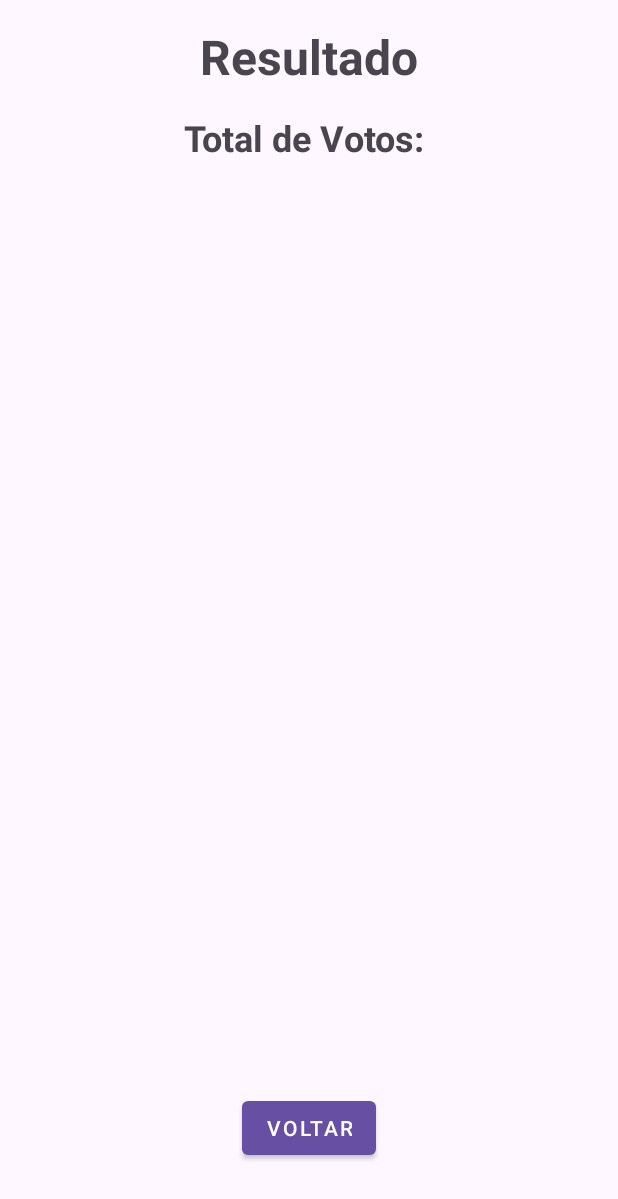
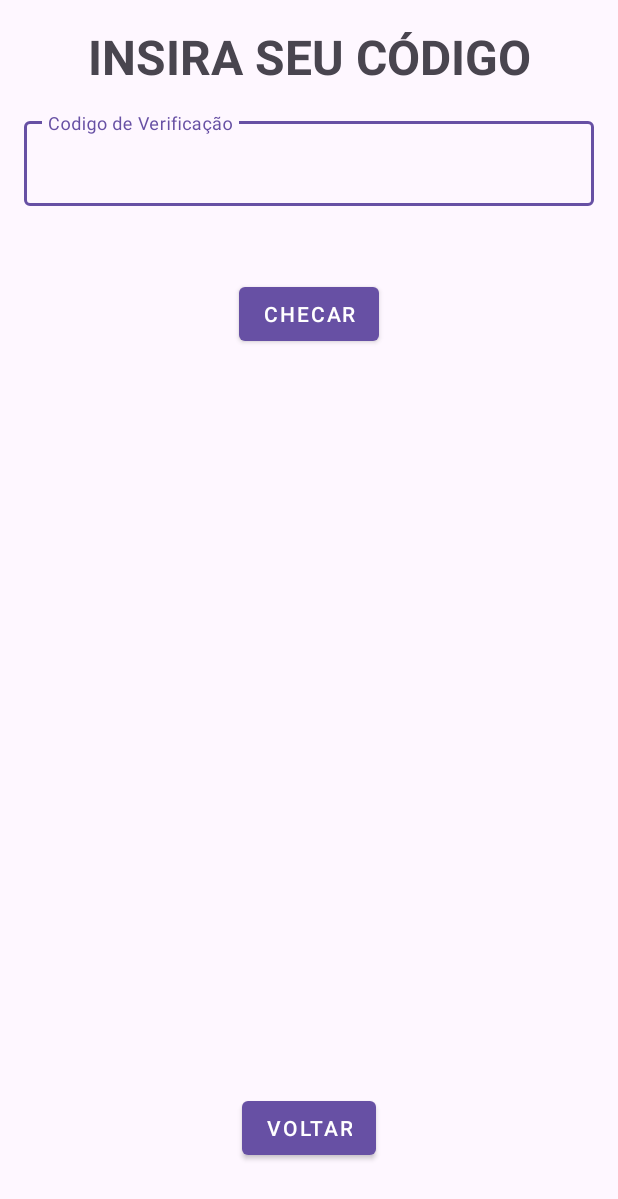
Before and after one commit to jpandolpho/arqdmo1_exAvaliativo2, an Android app: the ResultActivity screen opened directly, with no data from a screen before it, on a phone screen of 412 x 824 dp. Shown: the top 1199 px of the screen. Run offline under Robolectric (Android 15) with nearby library versions, the phone set to English and light mode, and no system bars; pictures from the network do not load.

Commit message:
Implementando lógica da ResultActivity e seu ViewModel. Pequenos ajustes no layout.

```diff
--- a/app/src/main/java/br/edu/ifsp/dmo1/pesquisaopiniao/ui/result/ResultActivity.kt
+++ b/app/src/main/java/br/edu/ifsp/dmo1/pesquisaopiniao/ui/result/ResultActivity.kt
@@ -1,21 +1,84 @@
 package br.edu.ifsp.dmo1.pesquisaopiniao.ui.result
 
+import android.content.Intent
 import android.os.Bundle
+import android.view.View
+import android.widget.Toast
 import androidx.activity.enableEdgeToEdge
 import androidx.appcompat.app.AppCompatActivity
 import androidx.core.view.ViewCompat
 import androidx.core.view.WindowInsetsCompat
+import androidx.lifecycle.Observer
+import androidx.lifecycle.ViewModelProvider
+import androidx.recyclerview.widget.LinearLayoutManager
 import br.edu.ifsp.dmo1.pesquisaopiniao.R
+import br.edu.ifsp.dmo1.pesquisaopiniao.databinding.ActivityResultBinding
+import br.edu.ifsp.dmo1.pesquisaopiniao.ui.vote.VoteActivity
 
 class ResultActivity : AppCompatActivity() {
+    private lateinit var binding : ActivityResultBinding
+    private lateinit var viewModel : ResultViewModel
+    private lateinit var adapter : VoteCountAdapter
+
     override fun onCreate(savedInstanceState: Bundle?) {
         super.onCreate(savedInstanceState)
-        enableEdgeToEdge()
-        setContentView(R.layout.activity_result)
-        ViewCompat.setOnApplyWindowInsetsListener(findViewById(R.id.main)) { v, insets ->
-            val systemBars = insets.getInsets(WindowInsetsCompat.Type.systemBars())
-            v.setPadding(systemBars.left, systemBars.top, systemBars.right, systemBars.bottom)
-            insets
+        binding = ActivityResultBinding.inflate(layoutInflater)
+        setContentView(binding.root)
+
+        viewModel = ViewModelProvider(this).get(ResultViewModel::class.java)
+
+        setupListeners()
+        setupObservers()
+        verifyBundle()
+    }
+
+    private fun setupListeners() {
+        binding.buttonCheck.setOnClickListener{
+            val codigo = binding.textCodigo.text.toString()
+            viewModel.checkCodigo(codigo)
+        }
+
+        binding.buttonVoltar.setOnClickListener {
+            finish()
         }
     }
+
+    private fun verifyBundle() {
+        if(intent.extras != null){
+            setupRecyclerView()
+            val count = intent.getStringExtra("contagem")
+            val text = binding.voteCount.text.toString()
+            binding.voteCount.text = "$text $count"
+            viewModel.load()
+        }else{
+            binding.resultsTitle.text = "INSIRA SEU CÓDIGO"
+            binding.voteCount.visibility = View.GONE
+            binding.listVotes.visibility = View.GONE
+
+            binding.textlayoutCodigo.visibility = View.VISIBLE
+            binding.buttonCheck.visibility = View.VISIBLE
+        }
+    }
+
+    private fun setupRecyclerView() {
+        adapter = VoteCountAdapter(mutableListOf())
+        binding.listVotes.adapter = adapter
+        binding.listVotes.layoutManager = LinearLayoutManager(this)
+    }
+
+    private fun setupObservers() {
+        viewModel.results.observe(this, Observer {
+            adapter.loadData(it)
+        })
+
+        viewModel.opcao.observe(this, Observer {
+            if(it.isEmpty()){
+                Toast.makeText(this,"Código inválido.", Toast.LENGTH_SHORT).show()
+            }else{
+                val mIntent = Intent(this, VoteActivity::class.java)
+                mIntent.putExtra("opcao",it)
+                startActivity(mIntent)
+            }
+        })
+    }
 }
--- /dev/null
+++ b/app/src/main/java/br/edu/ifsp/dmo1/pesquisaopiniao/ui/result/ResultViewModel.kt
@@ -0,0 +1,29 @@
+package br.edu.ifsp.dmo1.pesquisaopiniao.ui.result
+
+import android.app.Application
+import androidx.lifecycle.AndroidViewModel
+import androidx.lifecycle.LiveData
+import androidx.lifecycle.MutableLiveData
+import br.edu.ifsp.dmo1.pesquisaopiniao.data.repository.VotoRepository
+
+class ResultViewModel(application: Application): AndroidViewModel(application) {
+    private var votoRepository: VotoRepository
+
+    private val _results = MutableLiveData<List<Pair<String, Int>>>()
+    val results : LiveData<List<Pair<String, Int>>> = _results
+
+    private val _opcao = MutableLiveData<String>()
+    val opcao : LiveData<String> = _opcao
+
+    init{
+        votoRepository = VotoRepository(application)
+    }
+
+    fun load(){
+        _results.value = votoRepository.getContagemByOpcao()
+    }
+
+    fun checkCodigo(codigo: String) {
+        _opcao.value = votoRepository.getVotoByCodigo(codigo) ?:""
+    }
+}
--- a/app/src/main/res/layout/activity_result.xml
+++ b/app/src/main/res/layout/activity_result.xml
@@ -30,14 +30,14 @@
         app:layout_constraintTop_toBottomOf="@id/results_title">
 
         <com.google.android.material.textfield.TextInputEditText
-            android:id="@+id/text_nome"
+            android:id="@+id/text_codigo"
             android:layout_width="match_parent"
             android:layout_height="wrap_content"
             android:inputType="text" />
     </com.google.android.material.textfield.TextInputLayout>
 
     <com.google.android.material.button.MaterialButton
-        android:id="@+id/button_login"
+        android:id="@+id/button_check"
         style="@style/Widget.MaterialComponents.Button"
         android:layout_width="wrap_content"
         android:layout_height="wrap_content"
@@ -49,24 +49,25 @@
         app:layout_constraintTop_toBottomOf="@id/textlayout_codigo" />
 
     <TextView
+        android:id="@+id/vote_count"
         android:layout_width="wrap_content"
         android:layout_height="wrap_content"
-        android:text="Total de Votos: "
-        android:id="@+id/vote_count"
+        android:layout_marginTop="16dp"
+        android:text="@string/vote_count"
         android:textSize="24sp"
+        android:textStyle="bold"
+        app:layout_constraintEnd_toEndOf="parent"
         app:layout_constraintStart_toStartOf="parent"
-        app:layout_constraintEnd_toEndOf="parent"
-        app:layout_constraintTop_toBottomOf="@id/results_title"
-        android:layout_marginTop="16dp"
-        android:textStyle="bold"/>
+        app:layout_constraintTop_toBottomOf="@id/results_title" />
 
     <androidx.recyclerview.widget.RecyclerView
+        android:id="@+id/list_votes"
         android:layout_width="match_parent"
         android:layout_height="wrap_content"
+        android:layout_marginHorizontal="8dp"
+        app:layout_constraintBottom_toTopOf="@id/button_voltar"
         app:layout_constraintStart_toStartOf="parent"
-        app:layout_constraintTop_toBottomOf="@id/vote_count"
-        android:id="@+id/list_votes"
-        android:layout_marginTop="24dp"/>
+        app:layout_constraintTop_toBottomOf="@id/vote_count" />
 
     <com.google.android.material.button.MaterialButton
         android:id="@+id/button_voltar"
--- a/app/src/main/res/values/strings.xml
+++ b/app/src/main/res/values/strings.xml
@@ -17,4 +17,5 @@
     <string name="results">Resultado</string>
     <string name="check_vote">Checar</string>
     <string name="verification_code">Codigo de Verificação</string>
+    <string name="vote_count">Total de Votos:</string>
 </resources>
```
